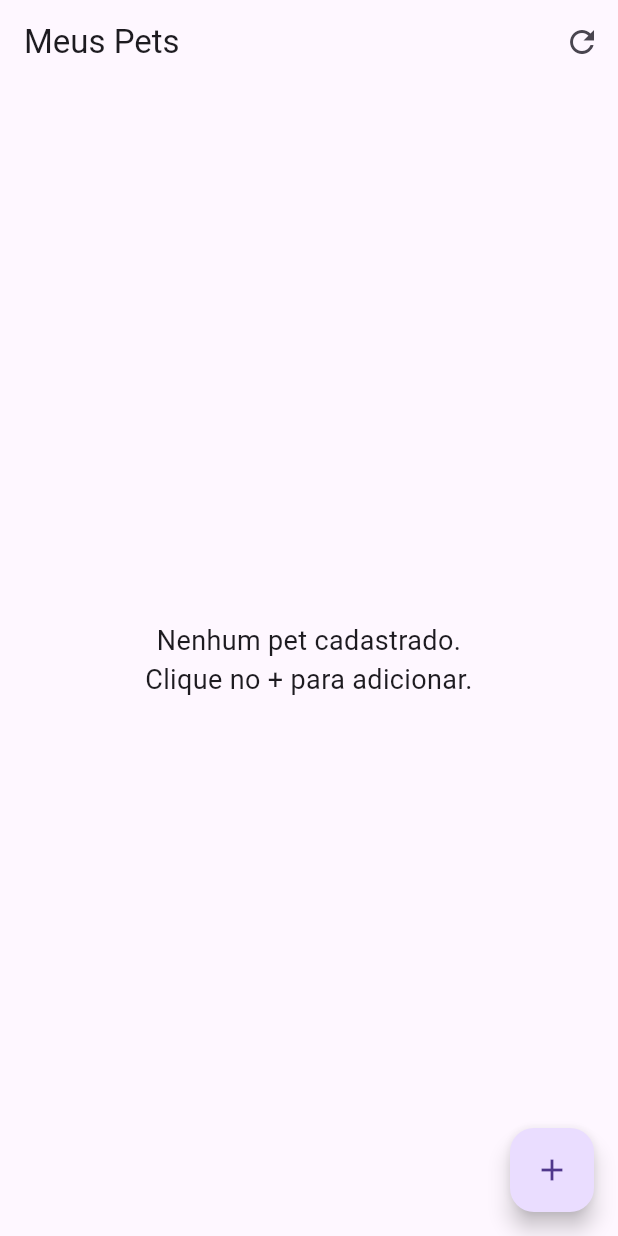
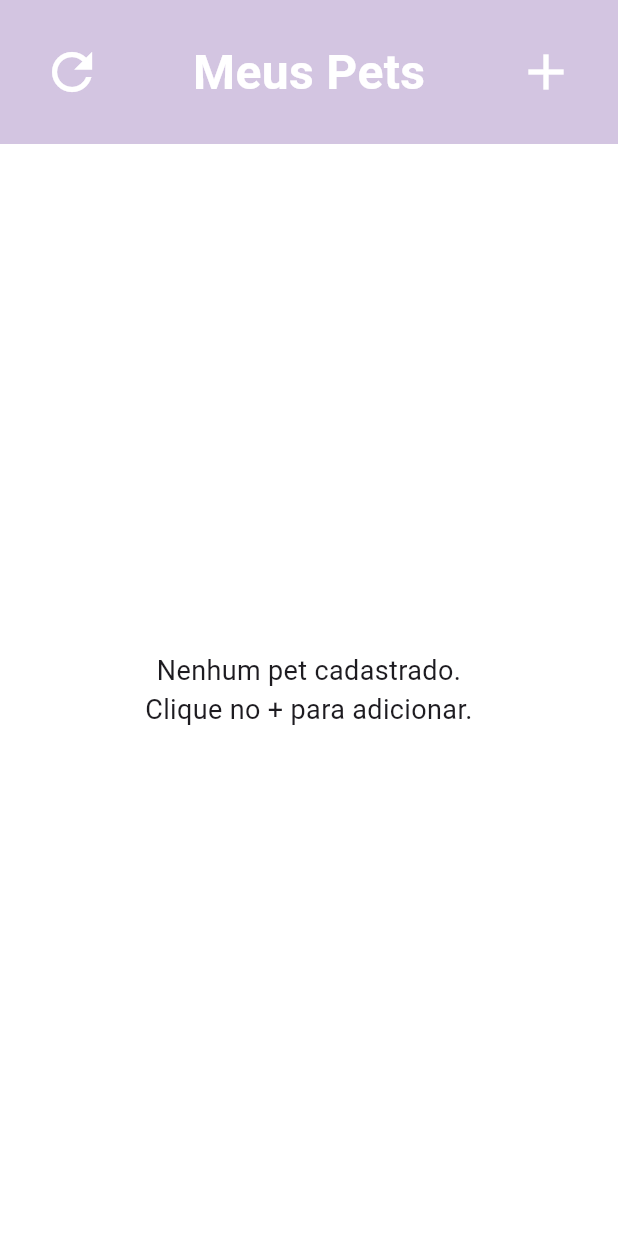
Before and after one commit to mayumihb/monitoramento_pets, a Flutter app: the screen it shows after launch, on a phone screen of 412 x 824 dp. Run offline on Flutter 3.47's test engine with Material 3 defaults, Android fonts, the phone set to English and light mode, and no system bars; our stand-ins replace firebase_core, firebase_database, flutter_local_notifications, timezone; accounts and stored records are empty.

Commit message:
feat: new layout for `pet_card` and `homescreen`

```diff
--- a/lib/screens/homescreen.dart
+++ b/lib/screens/homescreen.dart
@@ -14,6 +14,8 @@ class _HomeScreenState extends State<HomeScreen> {
   final DatabaseService _databaseService = DatabaseService();
   List<Pet> _pets = [];
   bool _isLoading = true;
+
+  static const primaryColor = Color(0xFFD3C5E1);
 
   @override
   void initState() {
@@ -37,45 +39,37 @@ class _HomeScreenState extends State<HomeScreen> {
   @override
   Widget build(BuildContext context) {
     return Scaffold(
-      appBar: AppBar(
-        title: Text('Meus Pets'),
-        actions: [
+      backgroundColor: Colors.white,
+      appBar: PreferredSize(
+        preferredSize: const Size.fromHeight(160),
+        child: Container(
+          color: primaryColor,
+          padding: const EdgeInsets.all(20),
+          child: Row(
+            mainAxisAlignment: MainAxisAlignment.spaceBetween,
+            children: [
               IconButton(
-            icon: Icon(Icons.refresh),
+                icon: const Icon(
+                  Icons.refresh,
+                  color: Colors.white,
+                  size: 40
+                ),
                 onPressed: _loadPets,
               ),
-        ],
+              const Text(
+                'Meus Pets',
+                style: TextStyle(
+                  fontSize: 32,
+                  fontWeight: FontWeight.bold,
+                  color: Colors.white,
                 ),
-      body: _isLoading
-          ? Center(child: CircularProgressIndicator())
-          : _pets.isEmpty
-              ? Center(
-                  child: Text(
-                    'Nenhum pet cadastrado.\nClique no + para adicionar.',
-                    textAlign: TextAlign.center,
-                    style: TextStyle(fontSize: 18),
               ),
-                )
-              : ListView.builder(
-                  padding: EdgeInsets.all(8),
-                  itemCount: _pets.length,
-                  itemBuilder: (context, index) {
-                    return PetCard(
-                      pet: _pets[index],
-                      onTap: () {
-                        // Navegar para detalhes do pet
-                        Navigator.push(
-                          context,
-                          MaterialPageRoute(
-                            builder: (context) => PetDetailsScreen(pet: _pets[index]),
+              IconButton(
+                icon: const Icon(
+                  size: 40,
+                  Icons.add,
+                  color: Colors.white,
                 ),
-                        ).then((_) => _loadPets());
-                      },
-                    );
-                  },
-                ),
-      floatingActionButton: FloatingActionButton(
-        child: Icon(Icons.add),
                 onPressed: () {
                   Navigator.push(
                     context,
@@ -85,6 +79,51 @@ class _HomeScreenState extends State<HomeScreen> {
                   ).then((_) => _loadPets());
                 },
               ),
+            ],
+          ),
+        ),
+      ),
+      body: SafeArea(
+        child: Padding(
+          padding: const EdgeInsets.all(20),
+          child: SizedBox(
+            width: double.infinity,
+                child: _isLoading
+                    ? const Center(child: CircularProgressIndicator())
+                    : _pets.isEmpty
+                        ? const Center(
+                            child: Text(
+                              'Nenhum pet cadastrado.\nClique no + para adicionar.',
+                              textAlign: TextAlign.center,
+                              style: TextStyle(fontSize: 18),
+                            ),
+                          )
+                        : ListView.builder(
+                            shrinkWrap: true,
+                            itemCount: _pets.length,
+                            itemBuilder: (context, index) {
+                              return Padding(
+                                padding: const EdgeInsets.symmetric(vertical: 2, horizontal: 8),
+                                child: PetCard(
+                                  pet: _pets[index],
+                                  onTap: () {
+                                    Navigator.push(
+                                      context,
+                                      MaterialPageRoute(
+                                        builder: (context) =>
+                                            PetDetailsScreen(pet: _pets[index]),
+                                      ),
+                                    ).then((_) => _loadPets());
+                                  },
+                                ),
+                              );
+                            },
+
+              ),
+            ),
+          ),
+        ),
+
     );
   }
 }
--- a/lib/screens/pet_details_screen.dart
+++ b/lib/screens/pet_details_screen.dart
@@ -103,7 +103,7 @@ class _PetDetailsScreenState extends State<PetDetailsScreen> {
                                 : null,
                             ),
                             child: widget.pet.imageUrl == null || widget.pet.imageUrl!.isEmpty
-                              ? const Icon(Icons.pets, size: 60, color: Colors.grey)
+                              ? const Icon(Icons.pets, size: 60, color: Color.fromRGBO(203, 186, 186, 1))
                               : null,
                           ),
                           const SizedBox(width: 20),
```
Also changed, not shown: lib/widgets/pet_card.dart (+32 -30 lines). Lines whose indentation alone changed are shown as unchanged.
